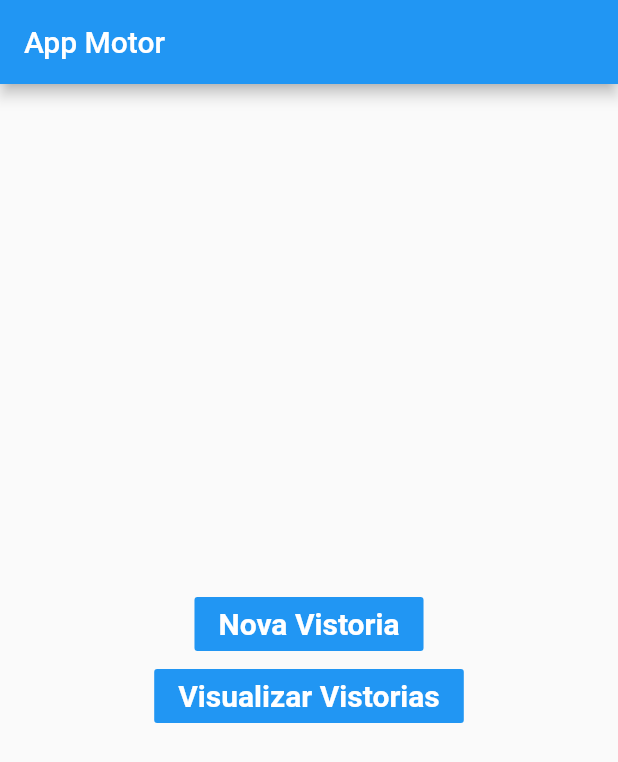
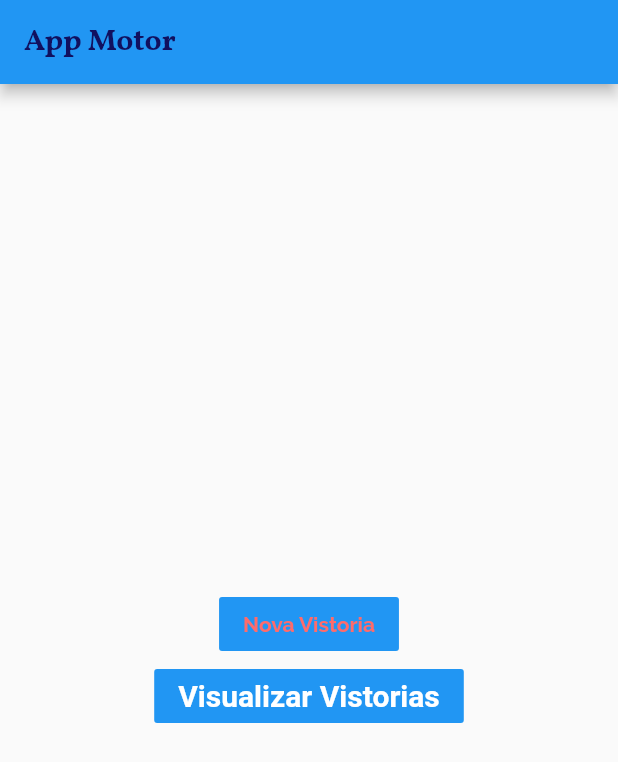
Before and after one commit to BrenoFroes/app_motor, a Flutter app: the screen it shows after launch, on a phone screen of 412 x 824 dp. Shown: the top 762 px of the screen. Run offline on Flutter 3.47's test engine with Material 2 defaults, Android fonts, the phone set to English and light mode, and no system bars; our stand-ins replace audioplayers, file, flutter_datetime_picker, shared_preferences; missing offline and left inert: flutter_audio_recorder; project files that could hold a hidden picture were left out.

Commit message:
Inserção inicial das cores e das fontes

```diff
--- a/lib/home/home_page.dart
+++ b/lib/home/home_page.dart
@@ -1,3 +1,4 @@
+import 'package:app_motor/style.dart';
 import 'package:app_motor/survey/survey_list_page.dart';
 import 'package:app_motor/vehicle/search_vehicle_page.dart';
 import 'package:app_motor/vehicle/vehicle_register_page.dart';
@@ -28,11 +29,7 @@ class _HomePageState extends State<HomePage> {
             children: <Widget>[
               FlatButton(
                 color: Theme.of(context).primaryColor,
-                child: Text('Nova Vistoria',
-                    style: TextStyle(
-                        color: Colors.white,
-                        fontWeight: FontWeight.bold,
-                        fontSize: 20)),
+                child: Text('Nova Vistoria', style: TextStyle(color: PrimaryRed3, fontFamily: FontNameDefaultBody, fontWeight: FontWeight.w800),),
                 onPressed: () {
                   Navigator.push(
                       context,
--- a/lib/my_app.dart
+++ b/lib/my_app.dart
@@ -1,4 +1,5 @@
 import 'package:app_motor/home/home_page.dart';
+import 'package:app_motor/style.dart';
 import 'package:flutter/material.dart';
 
 class MyMaterialApp extends StatelessWidget {
@@ -7,13 +8,16 @@ class MyMaterialApp extends StatelessWidget {
     return MaterialApp(
       title: 'APP-MOTOR',
       debugShowCheckedModeBanner: false,
-      theme: ThemeData(
-          appBarTheme: AppBarTheme(
-
-          ),
-          primarySwatch: Colors.blue,
-          visualDensity: VisualDensity.adaptivePlatformDensity),
+      theme: _theme(),
       home: HomePage(title: "App Motor"),
     );
   }
+  ThemeData _theme() {
+    return ThemeData(
+      appBarTheme: AppBarTheme(
+        textTheme: TextTheme(headline6: AppBarTextStyle),
+      ),
+      textTheme: TextTheme(headline6: TitleTextStyle, bodyText2: Body1TextStyle),
+    );
+  }
 }
--- /dev/null
+++ b/lib/style.dart
@@ -0,0 +1,41 @@
+import 'package:flutter/material.dart';
+
+const LargeTextSize = 26.0;
+const MediumTextSize = 20.0;
+const BodyTextSize = 16.0;
+
+const String FontNameDefaultTitle = 'Vollkorn';
+const String FontNameDefaultBody = 'Raleway';
+
+const Color PrimaryBlue1 = Color(0xFF11105F);
+const Color PrimaryBlue2 = Color(0xFF32318C);
+const Color PrimaryBlue3 = Color(0xFF5958B7);
+
+const Color SecondaryBlue1 = Color(0xFFA4F9C3);
+const Color SecondaryBlue2 = Color(0xFFBDFBD4);
+const Color SecondaryBlue3 = Color(0xFFEDFFF4);
+
+const Color PrimaryRed1 = Color(0xFFF33030);
+const Color PrimaryRed2 = Color(0xFFFF4A4A);
+const Color PrimaryRed3 = Color(0xFFFF6B6B);
+
+const AppBarTextStyle = TextStyle(
+  fontFamily: FontNameDefaultTitle,
+  fontWeight: FontWeight.w800,
+  fontSize: MediumTextSize,
+  color: PrimaryBlue1,
+);
+
+const TitleTextStyle = TextStyle(
+  fontFamily: FontNameDefaultTitle,
+  fontWeight: FontWeight.w600,
+  fontSize: LargeTextSize,
+  color: PrimaryRed1,
+);
+
+const Body1TextStyle = TextStyle(
+  fontFamily: FontNameDefaultBody,
+  fontWeight: FontWeight.w800,
+  fontSize: BodyTextSize,
+  color: Colors.black,
+);
```
Also changed, not shown: pubspec.yaml (+17 -11 lines), assets/fonts/Raleway-Bold.ttf (added), assets/fonts/Raleway-Medium.ttf (added), assets/fonts/Raleway-SemiBold.ttf (added), assets/fonts/Vollkorn-Bold.ttf (added), assets/fonts/Vollkorn-Medium.ttf (added), assets/fonts/Vollkorn-SemiBold.ttf (added), assets/images/logoMotor.svg (added), pubspec.lock.
